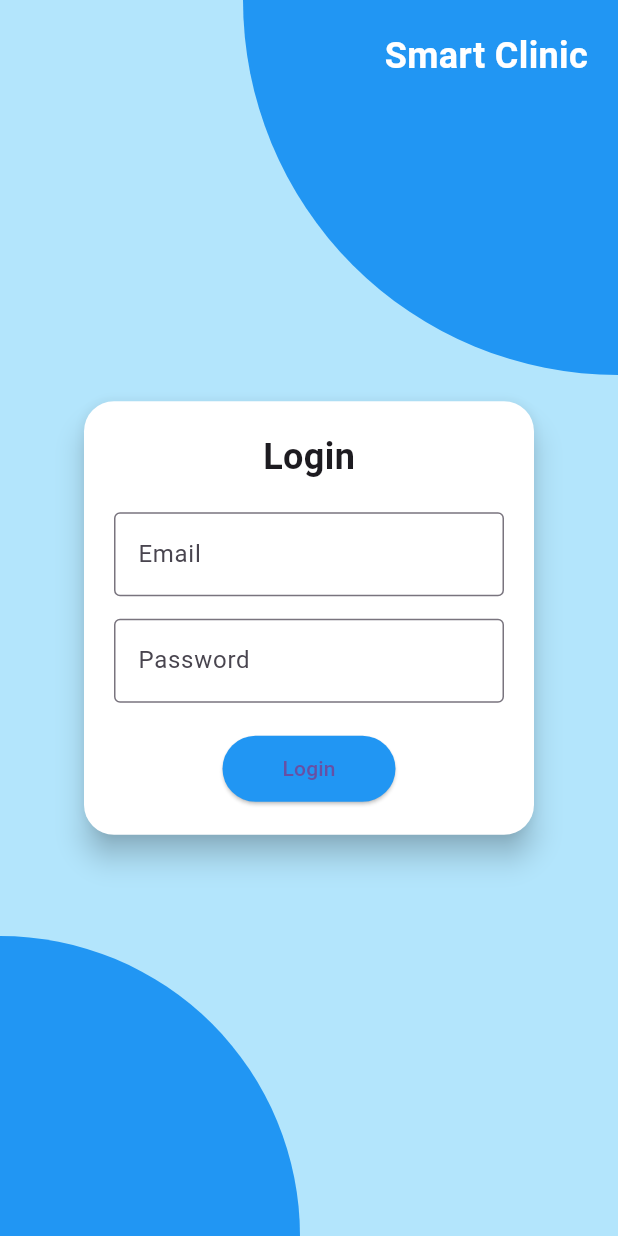
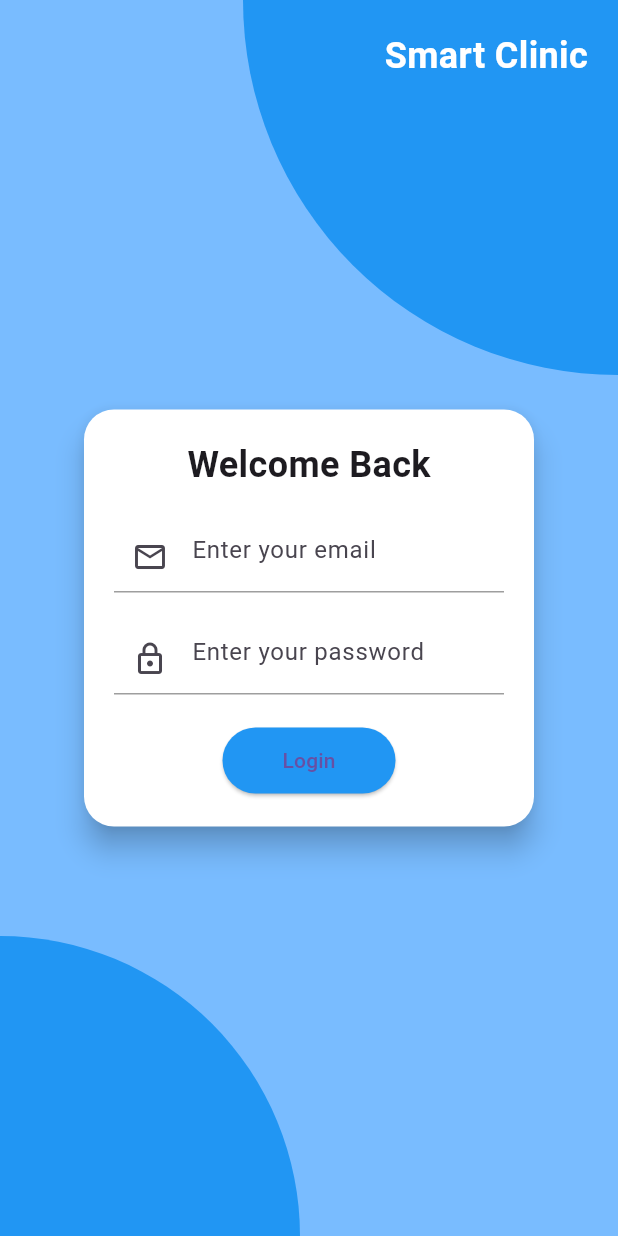
Before and after one commit to Hasan-Mawassi/SmartClinic, a Flutter app: the screen it shows after launch, on a phone screen of 412 x 824 dp. Run offline on Flutter 3.47's test engine with Material 3 defaults, Android fonts, the light colour scheme and no system bars; our stand-ins replace go_router.

Commit message:
add constat folder and app cololrs file

```diff
--- /dev/null
+++ b/SmartClinic-Mobile/patient_app/lib/constants/app_colors.dart
@@ -0,0 +1,6 @@
+import 'package:flutter/material.dart';
+
+class AppColors {
+  static const Color primary = Color(0xFF5397FF); // 100% opacity
+
+}
--- a/SmartClinic-Mobile/patient_app/lib/screens/login/login_screen.dart
+++ b/SmartClinic-Mobile/patient_app/lib/screens/login/login_screen.dart
@@ -1,11 +1,12 @@
 import 'package:flutter/material.dart';
 import 'package:patient_app/utils/arc_painter.dart';
+import 'package:patient_app/widgets/basic/custom_input_field.dart';
 
 class LoginScreen extends StatelessWidget {
- @override
+  @override
   Widget build(BuildContext context) {
     return Scaffold(
-      backgroundColor: Colors.lightBlue[100],
+      backgroundColor: const Color.fromARGB(255, 121, 188, 255),
       body: Stack(
         children: [
           // Top-right arc (240° to 330°)
@@ -53,26 +54,23 @@ class LoginScreen extends StatelessWidget {
                   mainAxisSize: MainAxisSize.min,
                   children: [
                     Text(
-                      "Login",
+                      "Welcome Back",
                       style: TextStyle(
                         fontSize: 24,
                         fontWeight: FontWeight.bold,
                       ),
                     ),
                     SizedBox(height: 20),
-                    TextField(
-                      decoration: InputDecoration(
-                        labelText: "Email",
-                        border: OutlineInputBorder(),
-                      ),
+                    CustomInputField(
+                      hintText: 'Enter your email',
+                      icon: Icons.email_outlined,
+                      keyboardType: TextInputType.emailAddress,
                     ),
-                    SizedBox(height: 15),
-                    TextField(
-                      obscureText: true,
-                      decoration: InputDecoration(
-                        labelText: "Password",
-                        border: OutlineInputBorder(),
-                      ),
+                    SizedBox(height: 20),
+                    CustomInputField(
+                      hintText: 'Enter your password',
+                      icon: Icons.lock_outlined,
+                      keyboardType: TextInputType.visiblePassword,
                     ),
                     SizedBox(height: 20),
                     ElevatedButton(
--- /dev/null
+++ b/SmartClinic-Mobile/patient_app/lib/widgets/basic/custom_input_field.dart
@@ -0,0 +1,38 @@
+import 'package:flutter/material.dart';
+
+class CustomInputField extends StatelessWidget {
+  final String hintText;
+  final IconData icon;
+  final TextInputType keyboardType;
+  final bool obscureText;
+  final TextEditingController? controller;
+
+  const CustomInputField({
+    Key? key,
+    required this.hintText,
+    required this.icon,
+    this.keyboardType = TextInputType.text,
+    this.obscureText = false,
+    this.controller,
+  }) : super(key: key);
+
+  @override
+  Widget build(BuildContext context) {
+    return TextField(
+      controller: controller,
+      keyboardType: keyboardType,
+      obscureText: obscureText,
+      decoration: InputDecoration(
+        hintText: hintText,
+        prefixIcon: Icon(icon),
+        border: UnderlineInputBorder(),
+        enabledBorder: UnderlineInputBorder(
+          borderSide: BorderSide(color: Colors.grey),
+        ),
+        focusedBorder: UnderlineInputBorder(
+          borderSide: BorderSide(color: Colors.blue, width: 2),
+        ),
+      ),
+    );
+  }
+}
```
